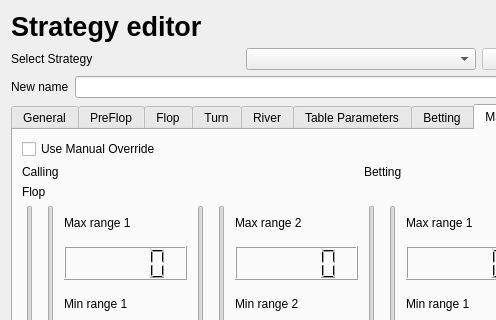
Before: the Qt Designer form gui/gui_qt_ui_strategy_manager.ui in dickreuter/Poker, drawn with Qt 5; both pictures show x 0 to 496 and y 0 to 320 of the 722 by 748 pixel window.
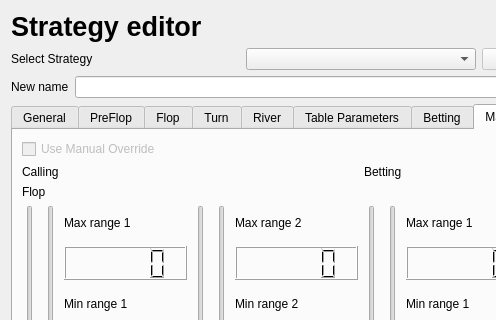
After: the same form once the commit is applied. The open tabs and pages were chosen to show the change.

What changed in the file:
```diff
--- a/gui/gui_qt_ui_strategy_manager.ui
+++ b/gui/gui_qt_ui_strategy_manager.ui
@@ -101,6 +101,9 @@
    </item>
    <item row="3" column="0">
     <widget class="QTabWidget" name="tabWidget">
+     <property name="enabled">
+      <bool>true</bool>
+     </property>
      <property name="toolTip">
       <string>&lt;html&gt;&lt;head/&gt;&lt;body&gt;&lt;p&gt;&lt;br/&gt;&lt;/p&gt;&lt;/body&gt;&lt;/html&gt;</string>
      </property>
@@ -3231,6 +3234,9 @@
        </item>
        <item row="0" column="0">
         <widget class="QCheckBox" name="checkBox">
+         <property name="enabled">
+          <bool>false</bool>
+         </property>
          <property name="text">
           <string>Use Manual Override</string>
          </property>
```
Left out of the diff: 2 changed lines with no effect on the pictures.
